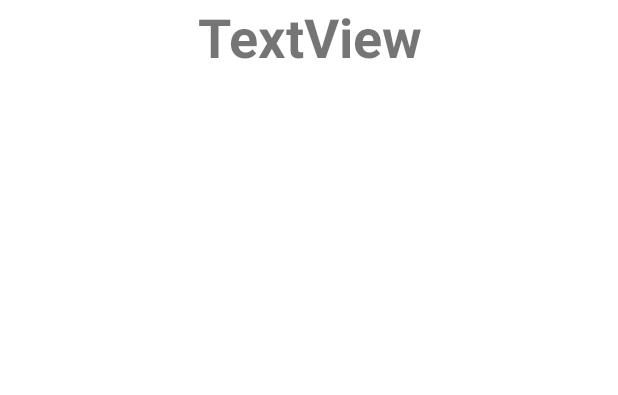
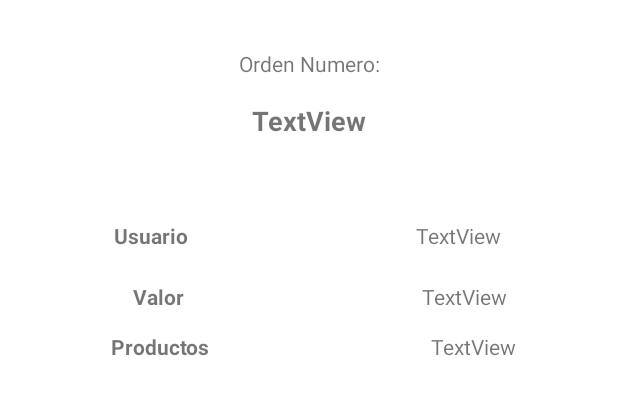
Before and after one commit to IETIM/TenderoAndroidApp, an Android app: the layout orders.xml on its own in the app's theme, with its tools: preview values and no code run, on a phone screen of 412 x 824 dp. Shown: the top 395 px of the screen. Run offline under Robolectric (Android 15) with nearby library versions, the phone set to English and light mode, and no system bars.

Commit message:
Order Cards with info

```diff
--- a/app/src/main/java/edu/eci/ieti/takeiteasysk/persistence/impl/OrdersPersistenceImpl.java
+++ b/app/src/main/java/edu/eci/ieti/takeiteasysk/persistence/impl/OrdersPersistenceImpl.java
@@ -13,9 +13,14 @@ public class OrdersPersistenceImpl implements OrdersPersistence {
     public List<Order> getOrders() {
         ArrayList<Order> orders;
         orders = new ArrayList<>();
+        ArrayList<Purchase> pl= new ArrayList<>();
         Purchase p = new Purchase("1","1",2);
+        pl.add(p);
         Order o = new Order();
-        o.setId("IdJuasJuas");
+        o.setId("123");
+        o.setTotal(123.4);
+        o.setUser("Me");
+        o.setPurchases(pl);
         orders.add(o);
         return  orders;
     }
--- a/app/src/main/java/edu/eci/ieti/takeiteasysk/ui/orders/OrdersAdapter.java
+++ b/app/src/main/java/edu/eci/ieti/takeiteasysk/ui/orders/OrdersAdapter.java
@@ -31,6 +31,9 @@ public class OrdersAdapter extends RecyclerView.Adapter<OrdersAdapter.ViewHolder
 
         Order order = orders.get( position );
         holder.idOrder.setText(order.getId());
+        holder.user.setText(order.getUser());
+        holder.valor.setText(""+ order.getTotal());
+        holder.cant.setText(order.getPurchases() == null ? "N/A" : "" + order.getPurchases().size());
 
         //TODO implement update view holder using the task values
     }
@@ -48,12 +51,15 @@ public class OrdersAdapter extends RecyclerView.Adapter<OrdersAdapter.ViewHolder
 
     public class ViewHolder extends RecyclerView.ViewHolder
     {
-        TextView idOrder;
+        TextView idOrder,user,valor,cant;
         ViewHolder( @NonNull View productView )
         {
             super( productView );
 
             idOrder = productView.findViewById(R.id.idOrden);
+            user = productView.findViewById(R.id.orderUser);
+            valor = productView.findViewById(R.id.orderValor);
+            cant = productView.findViewById(R.id.cantProductos);
         }
     }
 }
--- a/app/src/main/java/edu/eci/ieti/takeiteasysk/ui/products/ProductsActivity.java
+++ b/app/src/main/java/edu/eci/ieti/takeiteasysk/ui/products/ProductsActivity.java
@@ -49,7 +49,6 @@ public class ProductsActivity extends AppCompatActivity {
     public void newProduct() {
         Intent intent = new Intent(this, NewProductForm.class);
         startActivity(intent);
-        finish();
     }
 
     public void myOrders(){
--- a/app/src/main/res/layout/orders.xml
+++ b/app/src/main/res/layout/orders.xml
@@ -1,27 +1,127 @@
 <?xml version="1.0" encoding="utf-8"?>
-<androidx.constraintlayout.widget.ConstraintLayout
-    xmlns:android="http://schemas.android.com/apk/res/android"
+<androidx.constraintlayout.widget.ConstraintLayout xmlns:android="http://schemas.android.com/apk/res/android"
     xmlns:app="http://schemas.android.com/apk/res-auto"
     xmlns:tools="http://schemas.android.com/tools"
     android:layout_width="match_parent"
-    android:layout_height="match_parent">
+    android:layout_height="wrap_content">
 
     <view
         android:id="@+id/orderCard"
         class="androidx.appcompat.widget.ActionMenuView"
-        android:layout_width="408dp"
-        android:layout_height="190dp" />
+        android:layout_width="414dp"
+        android:layout_height="281dp"
+        app:divider="@android:drawable/bottom_bar"
+        app:layout_constraintBottom_toBottomOf="parent"
+        app:layout_constraintEnd_toEndOf="parent"
+        app:layout_constraintHorizontal_bias="0.0"
+        app:layout_constraintStart_toStartOf="parent"
+        app:layout_constraintTop_toTopOf="parent"
+        app:layout_constraintVertical_bias="0.0" />
 
     <TextView
         android:id="@+id/idOrden"
-        android:layout_width="177dp"
-        android:layout_height="64dp"
+        android:layout_width="378dp"
+        android:layout_height="39dp"
+        android:layout_marginTop="68dp"
         android:text="TextView"
         android:textAlignment="center"
         android:textAllCaps="false"
-        android:textSize="36sp"
+        android:textSize="18sp"
         android:textStyle="bold"
         app:layout_constraintEnd_toEndOf="parent"
+        app:layout_constraintHorizontal_bias="0.484"
         app:layout_constraintStart_toStartOf="parent"
-        tools:layout_editor_absoluteY="116dp" />
+        app:layout_constraintTop_toTopOf="parent" />
+
+    <TextView
+        android:id="@+id/textView10"
+        android:layout_width="wrap_content"
+        android:layout_height="wrap_content"
+        android:layout_marginBottom="16dp"
+        android:text="Orden Numero:"
+        app:layout_constraintBottom_toTopOf="@+id/idOrden"
+        app:layout_constraintEnd_toEndOf="parent"
+        app:layout_constraintStart_toStartOf="parent"
+        app:layout_constraintTop_toTopOf="parent"
+        app:layout_constraintVertical_bias="1.0" />
+
+    <LinearLayout
+        android:layout_width="410dp"
+        android:layout_height="29dp"
+        android:layout_marginTop="147dp"
+        android:orientation="horizontal"
+        app:layout_constraintTop_toTopOf="parent"
+        tools:layout_editor_absoluteX="1dp">
+
+        <TextView
+            android:id="@+id/textView12"
+            android:layout_width="wrap_content"
+            android:layout_height="wrap_content"
+            android:layout_weight="1"
+            android:text="Usuario"
+            android:textAlignment="center"
+            android:textStyle="bold" />
+
+        <TextView
+            android:id="@+id/orderUser"
+            android:layout_width="wrap_content"
+            android:layout_height="wrap_content"
+            android:layout_weight="1"
+            android:text="TextView"
+            android:textAlignment="center" />
+
+    </LinearLayout>
+
+    <LinearLayout
+        android:id="@+id/linearLayout"
+        android:layout_width="408dp"
+        android:layout_height="33dp"
+        android:layout_marginTop="188dp"
+        android:orientation="horizontal"
+        app:layout_constraintTop_toTopOf="parent"
+        tools:layout_editor_absoluteX="3dp">
+
+        <TextView
+            android:id="@+id/textView16"
+            android:layout_width="71dp"
+            android:layout_height="wrap_content"
+            android:layout_weight="1"
+            android:text="Valor"
+            android:textAlignment="center"
+            android:textStyle="bold" />
+
+        <TextView
+            android:id="@+id/orderValor"
+            android:layout_width="wrap_content"
+            android:layout_height="wrap_content"
+            android:layout_weight="1"
+            android:text="TextView"
+            android:textAlignment="center" />
+    </LinearLayout>
+
+    <LinearLayout
+        android:layout_width="417dp"
+        android:layout_height="33dp"
+        android:orientation="horizontal"
+        app:layout_constraintTop_toBottomOf="@+id/linearLayout"
+        tools:layout_editor_absoluteX="1dp">
+
+        <TextView
+            android:id="@+id/textView20"
+            android:layout_width="wrap_content"
+            android:layout_height="wrap_content"
+            android:layout_weight="1"
+            android:text="Productos"
+            android:textAlignment="center"
+            android:textStyle="bold" />
+
+        <TextView
+            android:id="@+id/cantProductos"
+            android:layout_width="wrap_content"
+            android:layout_height="wrap_content"
+            android:layout_weight="1"
+            android:text="TextView"
+            android:textAlignment="center" />
+    </LinearLayout>
+
 </androidx.constraintlayout.widget.ConstraintLayout>
```
